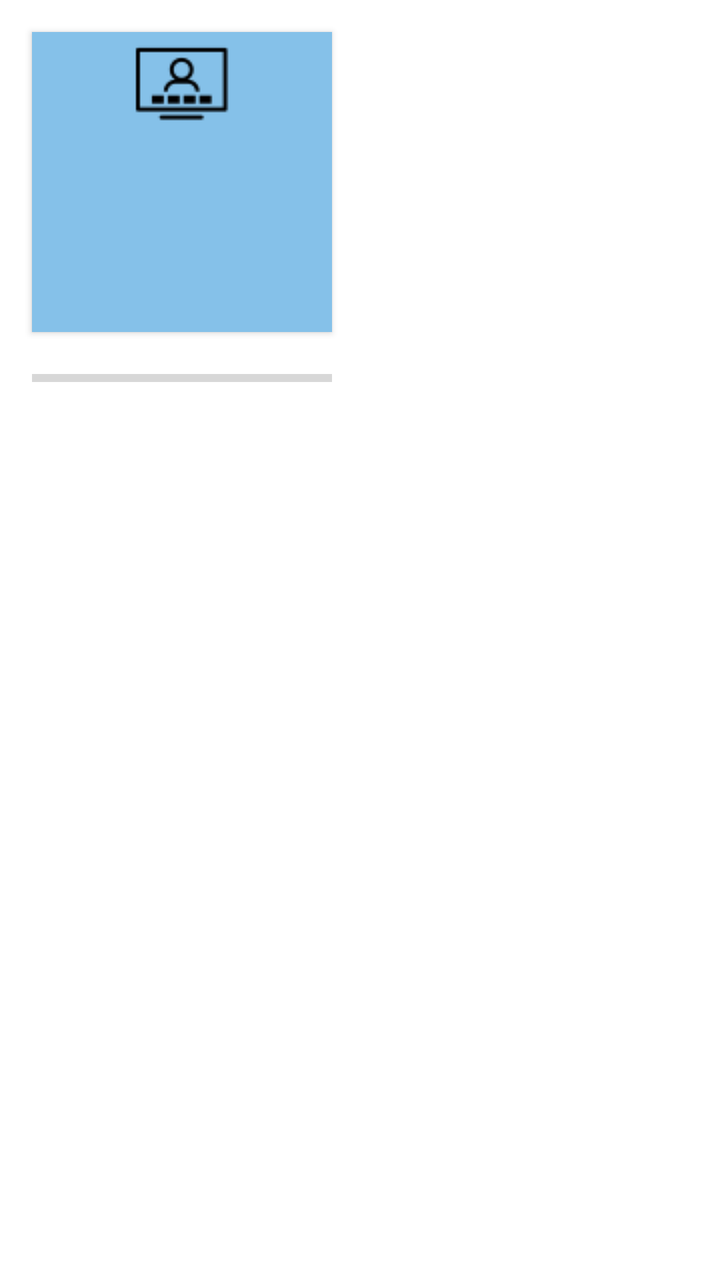
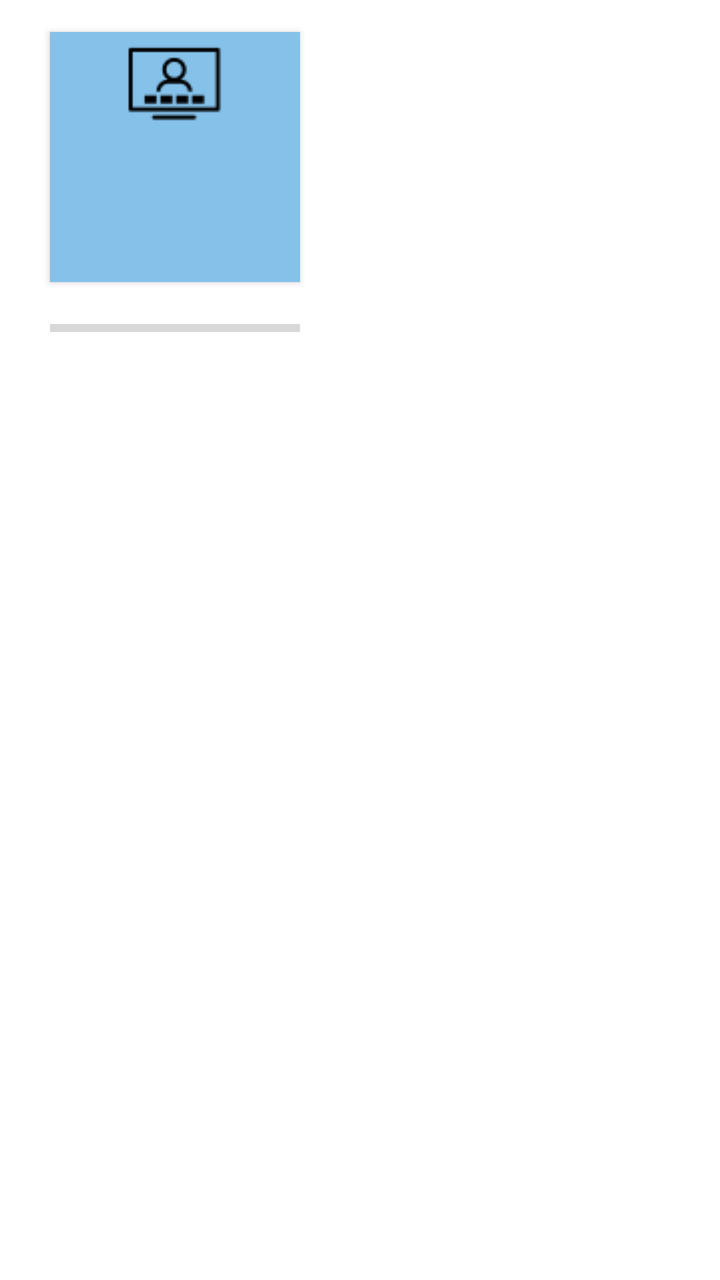

The first picture is an Android layout as it rendered before a commit; the second is the same layout after the commit. The layout source and the unified diff follow.
<!-- AndroidManifest.xml: application theme AppTheme -->
<!-- res/layout/activity_aparato_asignado_medio_list.xml -->
<?xml version="1.0" encoding="utf-8"?>
<android.support.constraint.ConstraintLayout xmlns:app="http://schemas.android.com/apk/res-auto"
    xmlns:tools="http://schemas.android.com/tools"
    android:layout_width="match_parent"
    android:layout_height="match_parent"
    xmlns:android="http://schemas.android.com/apk/res/android"
    android:background="#ffff"
    >

        <Button
            android:id="@+id/servicioAAsignar"
            android:layout_width="150dp"
            android:layout_height="150dp"
            android:layout_marginStart="16dp"
            android:layout_marginTop="16dp"
            android:background="#85C1E9"
            android:drawableTop="@drawable/iconoserviciointernet"
            app:layout_constraintStart_toStartOf="parent"
            app:layout_constraintTop_toTopOf="parent" />

        <ProgressBar
            android:id="@+id/progressBarServicio"
            style="?android:attr/progressBarStyleHorizontal"
            android:layout_width="150dp"
            android:layout_height="30dp"
            android:layout_marginTop="8dp"
            app:layout_constraintEnd_toEndOf="@+id/servicioAAsignar"
            app:layout_constraintStart_toStartOf="@+id/servicioAAsignar"
            app:layout_constraintTop_toBottomOf="@+id/servicioAAsignar"
            />

</android.support.constraint.ConstraintLayout>
<!-- resources referenced by this layout -->
<resources>
  <!-- drawable iconoserviciointernet: png bitmap (drawable, 718 bytes) -->
  <style name="AppTheme" parent="Theme.AppCompat.Light.DarkActionBar">
          
          <item name="colorPrimary">@color/colorPrimary</item>
          <item name="colorPrimaryDark">@color/colorPrimaryDark</item>
          <item name="colorAccent">@color/colorAccent</item>
          <item name="android:colorForeground">@android:color/background_dark</item>
      </style>
  <color name="colorPrimary">#0277BD</color>
  <color name="colorPrimaryDark">#004C8C</color>
  <color name="colorAccent">#0000FF</color>
</resources>

<!-- the commit's change to res/layout/activity_aparato_asignado_medio_list.xml (unified diff, before → after) -->
@@ -7,26 +7,24 @@
     android:background="#ffff"
     >
 
-        <Button
-            android:id="@+id/servicioAAsignar"
-            android:layout_width="150dp"
-            android:layout_height="150dp"
-            android:layout_marginStart="16dp"
-            android:layout_marginTop="16dp"
-            android:background="#85C1E9"
-            android:drawableTop="@drawable/iconoserviciointernet"
-            app:layout_constraintStart_toStartOf="parent"
-            app:layout_constraintTop_toTopOf="parent" />
+    <Button
+        android:id="@+id/servicioAAsignar"
+        android:layout_width="125dp"
+        android:layout_height="125dp"
+        android:layout_marginStart="25dp"
+        android:layout_marginTop="16dp"
+        android:background="#85C1E9"
+        android:drawableTop="@drawable/iconoserviciointernet"
+        app:layout_constraintStart_toStartOf="parent"
+        app:layout_constraintTop_toTopOf="parent" />
 
-        <ProgressBar
-            android:id="@+id/progressBarServicio"
-            style="?android:attr/progressBarStyleHorizontal"
-            android:layout_width="150dp"
-            android:layout_height="30dp"
-            android:layout_marginTop="8dp"
-            app:layout_constraintEnd_toEndOf="@+id/servicioAAsignar"
-            app:layout_constraintStart_toStartOf="@+id/servicioAAsignar"
-            app:layout_constraintTop_toBottomOf="@+id/servicioAAsignar"
-            />
-
+    <ProgressBar
+        android:id="@+id/progressBarServicio"
+        style="?android:attr/progressBarStyleHorizontal"
+        android:layout_width="125dp"
+        android:layout_height="30dp"
+        android:layout_marginTop="8dp"
+        app:layout_constraintEnd_toEndOf="@+id/servicioAAsignar"
+        app:layout_constraintStart_toStartOf="@+id/servicioAAsignar"
+        app:layout_constraintTop_toBottomOf="@+id/servicioAAsignar" />
 </android.support.constraint.ConstraintLayout>
